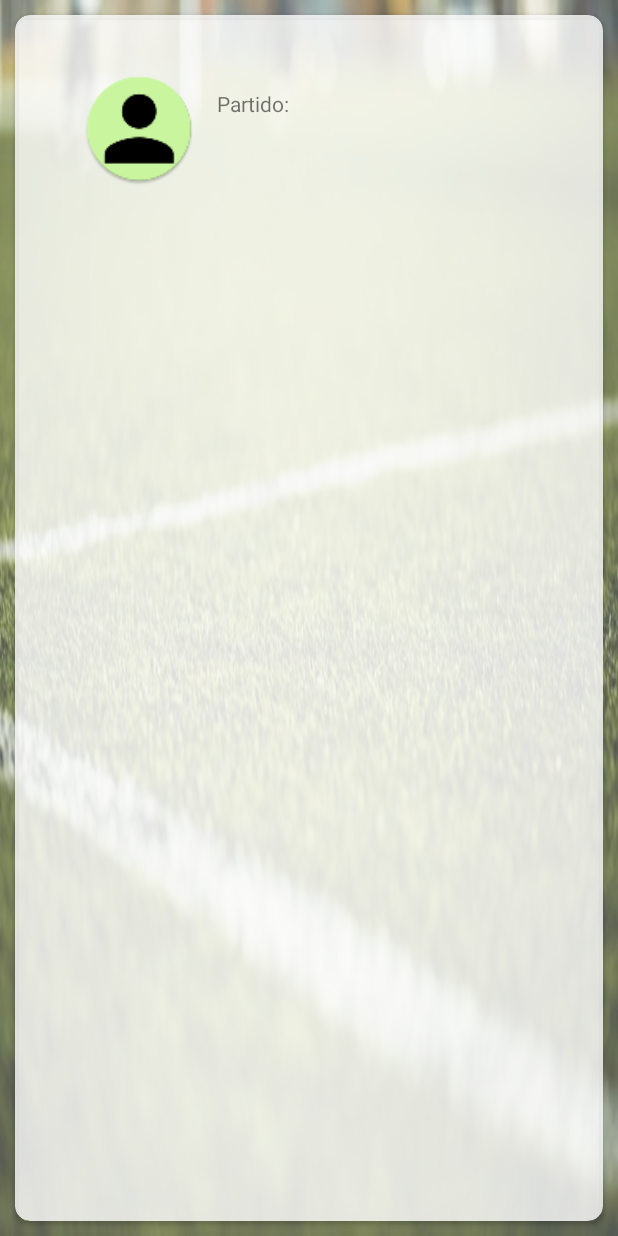
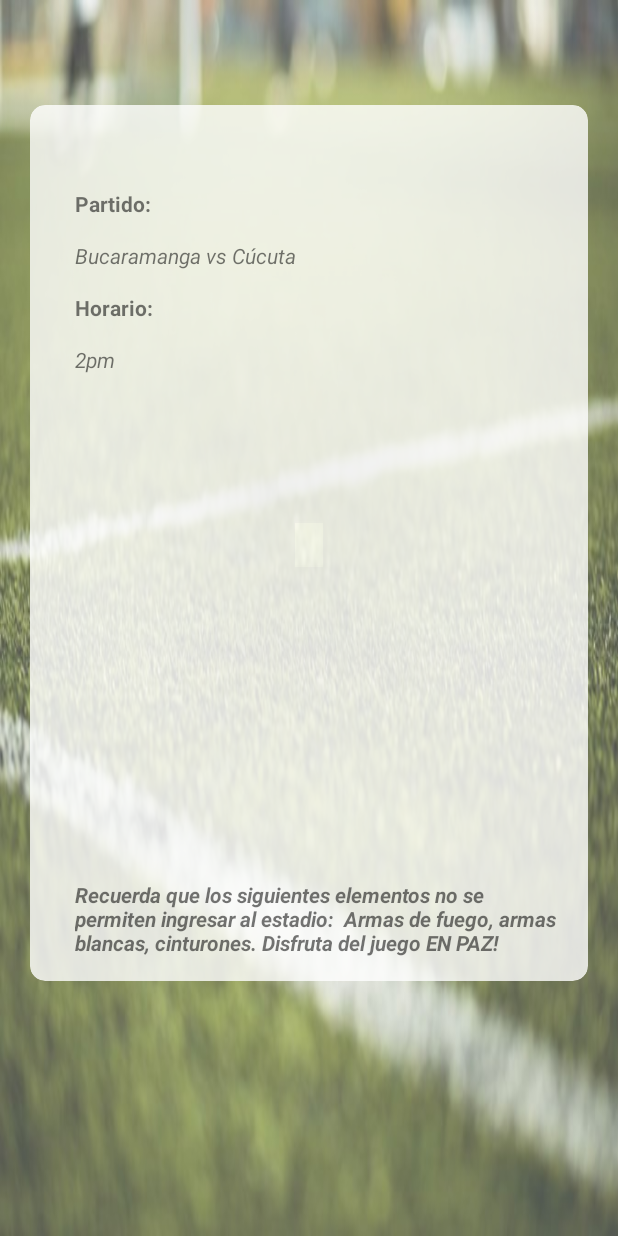
Before and after one commit to jsgomez14/pal-estadio-hincha, an Android app: the NFCActivity screen opened directly, with no data from a screen before it, on a phone screen of 412 x 824 dp. Run offline under Robolectric (Android 15) with nearby library versions, the phone set to English and light mode, and no system bars; 3 statements that could not run were skipped.

Commit message:
NFC Activity completed

```diff
--- a/app/src/main/java/com/nn/palestadio/android_java/NFCActivity.java
+++ b/app/src/main/java/com/nn/palestadio/android_java/NFCActivity.java
@@ -11,8 +11,13 @@ public class NFCActivity extends AppCompatActivity {
         setContentView(R.layout.activity_nfc);
 
         TextView match = findViewById(R.id.textView3);
-        String matchString = getIntent().getStringExtra("EXTRA_NFC_SCANNED");
-        match.setText(matchString);
+        TextView date = findViewById(R.id.textView5);
+        String infoString = getIntent().getStringExtra("EXTRA_NFC_SCANNED");
+        String[] arguments = infoString.split(";");
+
+
+        match.setText(arguments[0]);
+        date.setText(arguments[1]);
     }
 
 
--- a/app/src/main/java/com/nn/palestadio/android_java/NdefReaderTask.java
+++ b/app/src/main/java/com/nn/palestadio/android_java/NdefReaderTask.java
@@ -78,7 +78,6 @@ class NdefReaderTask extends AsyncTask<Tag, Void, String>
             Intent toNFCActivity = new Intent(context,NFCActivity.class);
             toNFCActivity.putExtra("EXTRA_NFC_SCANNED", result);
             context.startActivity(toNFCActivity);
-            Toast.makeText(context, "Read content: " + result, Toast.LENGTH_LONG).show();
            // mTextView.setText("Read content: " + result);
         }
     }
--- a/app/src/main/res/layout/activity_nfc.xml
+++ b/app/src/main/res/layout/activity_nfc.xml
@@ -12,7 +12,10 @@
         android:layout_height="match_parent"
         android:id="@+id/cv"
         android:layout_below="@+id/toolbar"
-        android:layout_margin="10dp"
+        android:layout_marginLeft="20dp"
+        android:layout_marginRight="20dp"
+        android:layout_marginBottom="170dp"
+        android:layout_marginTop="70dp"
         app:cardBackgroundColor="#CCffffff"
         app:cardCornerRadius="10dp"
         >
@@ -22,30 +25,21 @@
             android:layout_height="match_parent"
             android:padding="16dp">
 
-            <ImageView
-                android:id="@+id/imageView"
-                android:layout_width="75dp"
-                android:layout_height="76dp"
-                android:layout_alignParentStart="true"
-                android:layout_marginStart="29dp"
-                android:layout_marginTop="22dp"
-                app:layout_constraintLeft_toLeftOf="parent"
-                app:layout_constraintTop_toTopOf="parent"
-                app:srcCompat="@mipmap/ic_photo" />
-
             <TextView
+                android:textStyle="bold"
                 android:id="@+id/textView"
                 android:layout_width="wrap_content"
                 android:layout_height="wrap_content"
                 android:layout_alignStart="@+id/textView3"
                 android:layout_alignTop="@+id/imageView"
-                android:layout_marginTop="11dp"
+                android:layout_marginTop="40dp"
                 android:text="Partido: "
                 app:layout_constraintTop_toTopOf="parent"
                 tools:layout_editor_absoluteX="102dp" />
 
             <TextView
                 android:id="@+id/textView3"
+                android:textStyle="italic"
                 android:layout_width="wrap_content"
                 android:layout_height="wrap_content"
                 android:layout_below="@+id/textView"
@@ -55,6 +49,48 @@
                 android:text="Bucaramanga vs Cúcuta"
                 tools:layout_editor_absoluteX="102dp"
                 tools:layout_editor_absoluteY="61dp" />
+
+            <TextView
+                android:textStyle="bold"
+                android:id="@+id/textView4"
+                android:layout_width="wrap_content"
+                android:layout_height="wrap_content"
+                android:layout_below="@+id/textView3"
+                android:layout_marginStart="14dp"
+                android:layout_marginTop="15dp"
+                android:layout_toEndOf="@+id/imageView"
+                android:text="Horario:"
+                tools:layout_editor_absoluteX="102dp"
+                tools:layout_editor_absoluteY="61dp" />
+
+            <TextView
+                android:id="@+id/textView5"
+                android:layout_width="wrap_content"
+                android:textStyle="italic"
+                android:layout_height="wrap_content"
+                android:layout_below="@+id/textView4"
+                android:layout_marginStart="14dp"
+                android:layout_marginTop="15dp"
+                android:layout_toEndOf="@+id/imageView"
+                android:text="2pm"
+                tools:layout_editor_absoluteX="102dp"
+                tools:layout_editor_absoluteY="61dp" />
+
+            <TextView
+                android:id="@+id/textView6"
+                android:textStyle="italic|bold"
+                android:layout_width="wrap_content"
+                android:layout_height="wrap_content"
+                android:layout_marginStart="14dp"
+                android:layout_marginTop="15dp"
+                android:layout_alignParentBottom="true"
+                android:text="Recuerda que los siguientes elementos no
+se permiten ingresar al estadio:
+
+Armas de fuego, armas blancas, cinturones.
+Disfruta del juego EN PAZ!"
+                tools:layout_editor_absoluteX="102dp"
+                tools:layout_editor_absoluteY="61dp" />
         </RelativeLayout>
     </android.support.v7.widget.CardView>
 </RelativeLayout>
```
